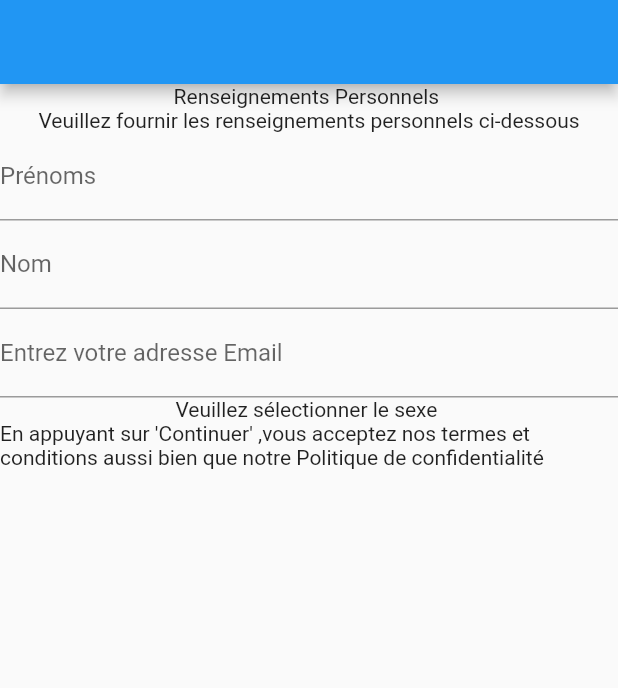
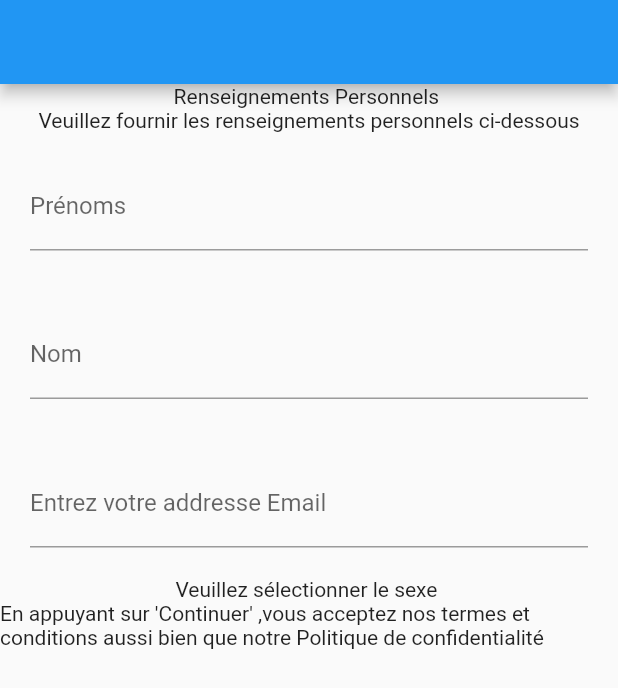
Before and after one commit to Manouz/SOABanqueMobile, a Flutter app: the screen it shows after launch, on a phone screen of 412 x 824 dp. Shown: the top 688 px of the screen. Run offline on Flutter 3.47's test engine with Material 2 defaults, Android fonts, the light colour scheme and no system bars; our stand-ins replace country_picker, google_fonts.

Commit message:
commit du activeScreen

```diff
--- a/lib/screens/activationScreen.dart
+++ b/lib/screens/activationScreen.dart
@@ -28,17 +28,40 @@ class _ActivationScreenState extends State<ActivationScreen> {
   Widget build(BuildContext context) {
     return Scaffold(
       appBar: AppBar(),
-      body: Column(
+      body: Center(
+        child: Column(
           children: [
             Text("Renseignements Personnels "),
             Text("Veuillez fournir les renseignements personnels ci-dessous"),
-          Textformfield("Prénoms"),
-          Textformfield("Nom"),
-          Textformfield("Entrez votre adresse Email"),
+            Padding(
+              padding: const EdgeInsets.all(20.0),
+              child: TextField(
+                decoration: InputDecoration(
+                  label: Text("Prénoms")
+                ),
+              ),
+            ),
+            Padding(
+              padding: const EdgeInsets.all(20.0),
+              child: TextField(
+                decoration: InputDecoration(
+                  label: Text("Nom")
+                ),
+              ),
+            ),
+            Padding(
+              padding: const EdgeInsets.all(20.0),
+              child: TextField(
+                decoration: InputDecoration(
+                  label: Text("Entrez votre addresse Email")
+                ),
+              ),
+            ),
             Text("Veuillez sélectionner le sexe "),
             TextLink(clef: 'Continuer')
           ],
         ),
+      ),
     );
   }
 }
```
Lines whose indentation alone changed are shown as unchanged.
